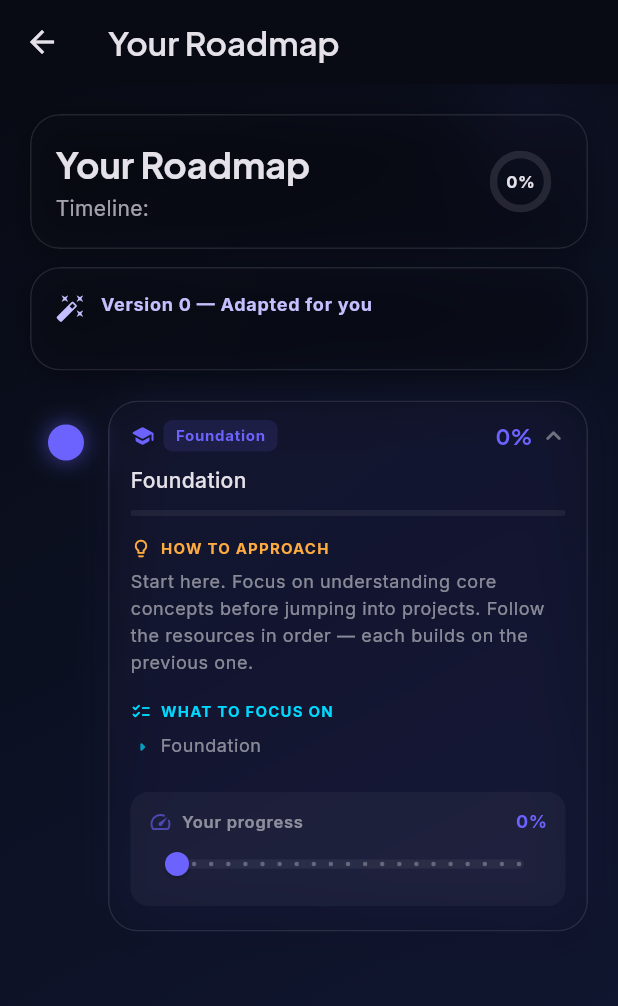
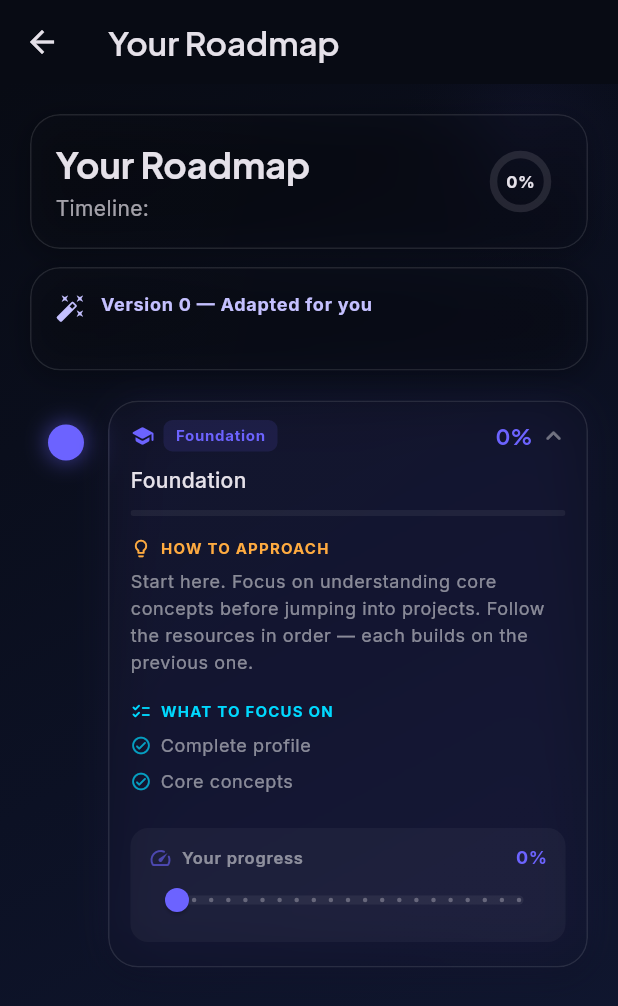
Before and after one commit to ManasT10-14/PathWise, a Flutter app: the RoadmapDetailScreen screen opened directly with empty values, after a tap on "Foundation", on a phone screen of 412 x 824 dp. Shown: the top 1006 px of the screen. Run offline on Flutter 3.47's test engine with Material 3 defaults, Android fonts, the phone set to English and light mode, and no system bars; drawn by our look-alikes of flutter_animate; our stand-ins replace cloud_firestore, dio, file_picker, firebase_auth, firebase_core, flutter_local_notifications and 4 more; missing offline and left inert: razorpay_flutter; accounts and stored records are empty.

Commit message:
fix: universal career support + richer roadmap content
Universal career paths:
- Goal analyzer: Removed "technology industry" lock. Now handles
  swimming, cooking, music, law, medicine, ANY field.
- Skill gap analyzer: Changed from "technical skills assessor" to
  universal skills assessor.
- Roadmap planner: Field-specific examples (swim drills, recipes,
  projects). Tasks increased from 3-5 to 5-8 per phase.
- Resource curator: Added non-tech platforms (YouTube coaching,
  federation sites, Skillshare, MasterClass).
- Schemas: Updated examples to include non-tech roles.

Richer roadmap display:
- Timeline node: Shows actual task list from backend (5-8 items)
  instead of parsing comma-separated fragments from title.
  Falls back to _extractFocusAreas for legacy roadmaps.
- Milestone title schema: Capped at 6 words (was allowing long titles).

Co-Authored-By: Claude Opus 4.6 (1M context) <noreply@anthropic.com>

```diff
--- a/lib/widgets/timeline_node.dart
+++ b/lib/widgets/timeline_node.dart
@@ -322,7 +322,30 @@ class _TimelineNodeState extends State<TimelineNode> {
 
           const SizedBox(height: 16),
 
-          // What you'll learn (extracted from the title)
+          // What to focus on — show tasks if available, else parse from title
+          if (widget.stage.tasks.isNotEmpty) ...[
+            _SectionHeader(icon: Icons.checklist_rounded, title: 'What to focus on', color: AppTheme.accentSecondary),
+            const SizedBox(height: 6),
+            ...widget.stage.tasks.map((task) => Padding(
+                  padding: const EdgeInsets.only(bottom: 6),
+                  child: Row(
+                    crossAxisAlignment: CrossAxisAlignment.start,
+                    children: [
+                      Padding(
+                        padding: const EdgeInsets.only(top: 2),
+                        child: Icon(Icons.check_circle_outline_rounded, size: 14, color: AppTheme.accentSecondary.withOpacity(0.7)),
+                      ),
+                      const SizedBox(width: 6),
+                      Expanded(
+                        child: Text(
+                          task,
+                          style: theme.textTheme.bodySmall?.copyWith(color: muted, height: 1.5),
+                        ),
+                      ),
+                    ],
+                  ),
+                )),
+          ] else ...[
             _SectionHeader(icon: Icons.checklist_rounded, title: 'What to focus on', color: AppTheme.accentSecondary),
             const SizedBox(height: 6),
             ..._extractFocusAreas().map((area) => Padding(
@@ -344,6 +367,7 @@ class _TimelineNodeState extends State<TimelineNode> {
                     ],
                   ),
                 )),
+          ],
 
           // Resources (clickable)
           if (widget.stage.resources.isNotEmpty) ...[
```
Also changed, not shown: 5 other files. Lines whose indentation alone changed are shown as unchanged.
